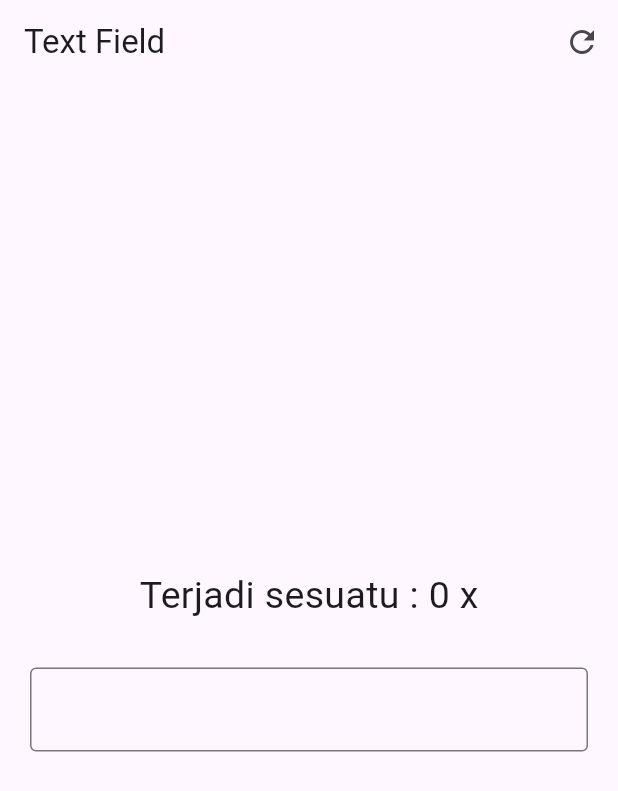
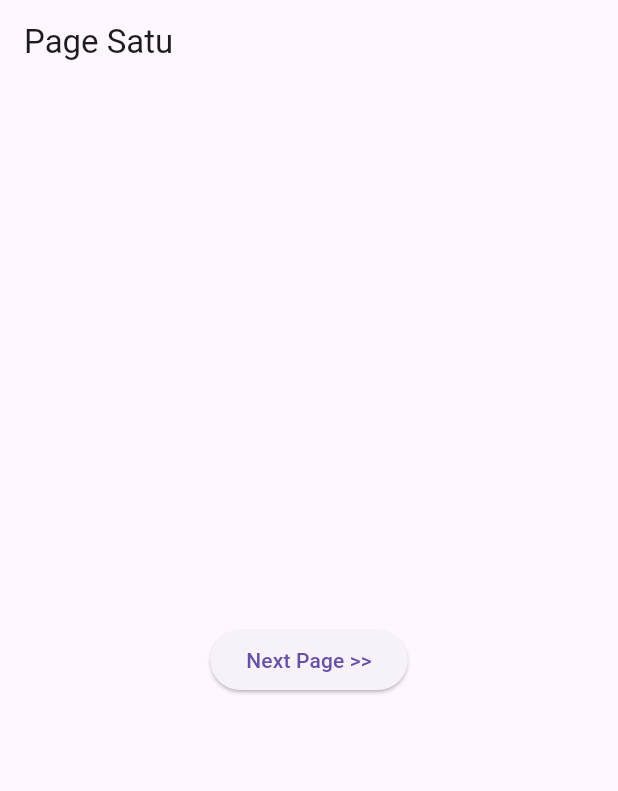
Before and after one commit to hafid-js/Flutter-GetX, a Flutter app: the screen it shows after launch, on a phone screen of 412 x 824 dp. Shown: the top 791 px of the screen. Run offline on Flutter 3.47's test engine with Material 3 defaults, Android fonts, the phone set to English and light mode, and no system bars; our stand-ins replace get.

Commit message:
getX Navigation

```diff
--- a/lib/main.dart
+++ b/lib/main.dart
@@ -1,5 +1,10 @@
 import 'package:flutter/material.dart';
-import 'package:flutter_getx/pages/home.dart';
+import 'package:flutter_getx/pages/page1.dart';
+import 'package:flutter_getx/pages/page2.dart';
+import 'package:flutter_getx/pages/page3.dart';
+import 'package:flutter_getx/pages/page4.dart';
+import 'package:flutter_getx/pages/page5.dart';
+import 'package:flutter_getx/routes/page_route.dart';
 import 'package:get/get.dart';
 
 void main() {
@@ -11,7 +16,10 @@ class MyApp extends StatelessWidget {
   @override
   Widget build(BuildContext context) {
     return GetMaterialApp(
-      home: HomePage(),
+      home: PageSatu(),
+      initialRoute: '/',
+      // unknownRoute: GetPage(name: '/404', page: () => PageNotFound),
+      getPages: AppPage.pages
     );
   }
 }
--- a/lib/pages/home.dart
+++ /dev/null
@@ -1,41 +0,0 @@
-import 'package:flutter/material.dart';
-import 'package:flutter_getx/controllers/my_controller.dart';
-import 'package:get/get_state_manager/get_state_manager.dart';
-import 'package:get/instance_manager.dart';
-
-class HomePage extends StatelessWidget {
-  final myC = Get.put(MyController());
-
-  @override
-  Widget build(BuildContext context) {
-    return Scaffold(
-      appBar: AppBar(
-        title: Text("Text Field"),
-        actions: [
-          IconButton(onPressed: () => myC.reset(), icon: Icon(Icons.refresh))
-        ],
-      ),
-      body: Padding(
-        padding: const EdgeInsets.all(20),
-        child: Center(
-          child: Column(
-            mainAxisAlignment: MainAxisAlignment.center,
-            children: [
-              Obx(
-                () => Text(
-                  "Terjadi sesuatu : ${myC.count} x",
-                  style: TextStyle(fontSize: 25),
-                ),
-              ),
-              SizedBox(height: 30),
-              TextField(
-                onChanged: (value) => myC.change(),
-                decoration: InputDecoration(border: OutlineInputBorder()),
-              ),
-            ],
-          ),
-        ),
-      ),
-    );
-  }
-}
--- /dev/null
+++ b/lib/pages/page1.dart
@@ -0,0 +1,27 @@
+import 'package:flutter/material.dart';
+import 'package:flutter_getx/pages/page2.dart';
+import 'package:flutter_getx/routes/route_name.dart';
+import 'package:get/get.dart';
+
+class PageSatu extends StatelessWidget {
+  const PageSatu({super.key});
+
+  @override
+  Widget build(BuildContext context) {
+    return Scaffold(
+      appBar: AppBar(
+        title: Text("Page Satu"),
+      ),
+      body: Center(
+        child: Column(
+          mainAxisAlignment: MainAxisAlignment.center,
+          children: [
+            ElevatedButton(onPressed: () async {
+              Get.toNamed(RouteName.page_dua);
+            }, child: Text("Next Page >>"),)
+          ],
+        ),
+      ),
+    );
+  }
+}
--- /dev/null
+++ b/lib/pages/page2.dart
@@ -0,0 +1,30 @@
+import 'package:flutter/material.dart';
+import 'package:flutter_getx/pages/page3.dart';
+import 'package:flutter_getx/routes/route_name.dart';
+import 'package:get/get.dart';
+
+class PageDua extends StatelessWidget {
+  const PageDua({super.key});
+
+  @override
+  Widget build(BuildContext context) {
+    return Scaffold(
+      appBar: AppBar(
+        title: Text("Page Dua"),
+      ),
+      body: Center(
+        child: Column(
+          mainAxisAlignment: MainAxisAlignment.center,
+          children: [
+                       ElevatedButton(onPressed: () {
+                               Get.toNamed(RouteName.page_tiga);
+            }, child: Text("Next Page >>")),
+             ElevatedButton(onPressed: () {
+         Get.back(result: "Ini Dari Page 2");
+            }, child: Text("<< Back Page")),
+          ],
+        ),
+      ),
+    );
+  }
+}
--- /dev/null
+++ b/lib/routes/page_route.dart
@@ -0,0 +1,17 @@
+import 'package:flutter_getx/pages/page1.dart';
+import 'package:flutter_getx/pages/page2.dart';
+import 'package:flutter_getx/pages/page3.dart';
+import 'package:flutter_getx/pages/page4.dart';
+import 'package:flutter_getx/pages/page5.dart';
+import 'package:flutter_getx/routes/route_name.dart';
+import 'package:get/get.dart';
+
+class AppPage {
+  static final pages = [
+    GetPage(name: RouteName.page_satu, page: () => PageSatu()),
+    GetPage(name: RouteName.page_dua, page: () => PageDua()),
+    GetPage(name: RouteName.page_tiga, page: () => PageTiga()),
+    GetPage(name: RouteName.page_empat, page: () => PageEmpat()),
+    GetPage(name: RouteName.page_lima, page: () => PageLima()),
+  ];
+}
--- /dev/null
+++ b/lib/routes/route_name.dart
@@ -0,0 +1,7 @@
+abstract class RouteName {
+  static const page_satu = '/page-1';
+  static const page_dua = '/page-2';
+  static const page_tiga = '/page-3';
+  static const page_empat = '/page-4';
+  static const page_lima = '/page-5';
+}
```
Also changed, not shown: lib/controllers/my_controller.dart (deleted, +0 -27 lines), lib/pages/page3.dart (added, +30 -0 lines), lib/pages/page4.dart (added, +30 -0 lines), lib/pages/page5.dart (added, +25 -0 lines).
